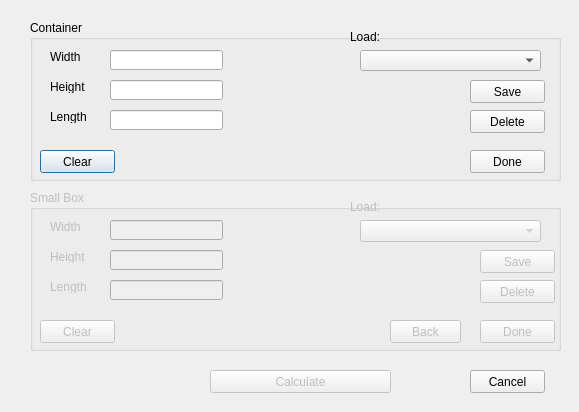
First picture: the form in ScottTanner-411-group-project-6bc7b8fa6bbe/BestBoxStackingConsole/BestBoxStackingConsole/OneSizedSmallBoxes.ui, repository ScottTanner/411-Group-Project, before the edit.
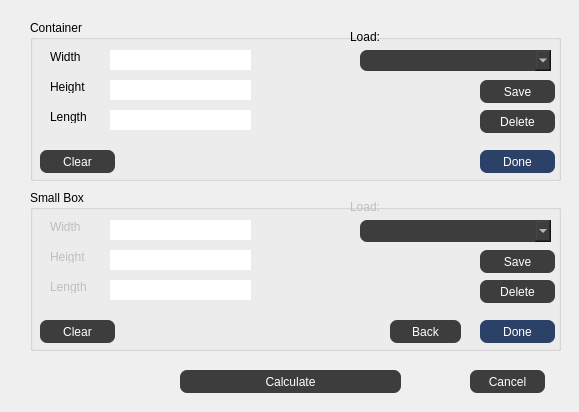
Second picture: the form after the edit. Icons and pictures are not drawn.

Diff of the .ui file:
```diff
--- a/ScottTanner-411-group-project-6bc7b8fa6bbe/BestBoxStackingConsole/BestBoxStackingConsole/OneSizedSmallBoxes.ui
+++ b/ScottTanner-411-group-project-6bc7b8fa6bbe/BestBoxStackingConsole/BestBoxStackingConsole/OneSizedSmallBoxes.ui
@@ -21,6 +21,130 @@
     <normalon>Untitled-4.ico</normalon>
    </iconset>
   </property>
+  <property name="styleSheet">
+   <string notr="true">QDialog{
+
+}
+
+QMenuBar{
+background-color:#1d1d1d;
+padding:5px;
+	font: 12pt &quot;MS Shell Dlg 2&quot;;
+}
+
+QMenuBar::item{
+background-color:#1d1d1d;
+color:#fff;
+padding:5px;
+
+}
+
+QMenu{
+color:#fff;
+padding:0;
+}
+
+QMenu::item:selected{
+color:#fff;
+background-color:#00aba9;
+}
+
+QTableWidget{
+background-color:#3d3d3d;
+color:#fff;
+  selection-background-color: #da532c;
+border:solid;
+border-width:3px;
+border-color:#da532c;
+}
+QHeaderView::section{
+background-color:qlineargradient(spread:pad, x1:0, y1:0, x2:1, y2:0, stop:0 rgba(20, 158, 217, 255), stop:1 rgba(36, 158, 217, 255));
+border:none;
+border-top-style:solid;
+border-width:1px;
+border-top-color:qlineargradient(spread:pad, x1:0, y1:0, x2:1, y2:0, stop:0 rgba(20, 158, 217, 255), stop:1 rgba(36, 158, 217, 255));
+color:#fff;
+
+}
+QHeaderView{
+background-color:qlineargradient(spread:pad, x1:0, y1:0, x2:1, y2:0, stop:0 rgba(20, 158, 217, 255), stop:1 rgba(36, 158, 217, 255));
+
+border:none;
+border-top-style:solid;
+border-width:1px;
+border-top-color:#149ED9;
+color:#fff;
+	font: 75 12pt &quot;Calibri&quot;;
+}
+
+QTableCornerButton::section{
+border:none;
+background-color:#149ED9;
+}
+
+QListWidget{
+background-color:#3d3d3d;
+color:#fff;
+}
+
+QMenu{
+background-color:#3d3d3d;
+}
+QStatusBar{
+background-color:#7e3878;
+color:#fff;
+}
+QComboBox
+{
+border-style:solid;
+
+background-color:#3d3d3d;
+color:#fff;
+border-radius:7px;
+}
+QPushButton{
+border-style:solid;
+
+background-color:#3d3d3d;
+color:#fff;
+border-radius:7px;
+}
+QPushButton:hover{
+color:#ccc;
+	background-color: qlineargradient(spread:pad, x1:0.517, y1:0, x2:0.517, y2:1, stop:0 rgba(45, 45, 45, 255), stop:0.505682 rgba(45, 45, 45, 255), stop:1 rgba(29, 29, 29, 255));
+	border-color:#2d89ef;
+border-width:2px;
+}
+
+QPushButton:pressed{
+background-color: qlineargradient(spread:pad, x1:0.517, y1:0, x2:0.517, y2:1, stop:0 rgba(29, 29, 29, 255), stop:0.505682 rgba(45, 45, 45, 255), stop:1 rgba(29, 29, 29, 255));
+}
+
+
+QTabWidget::tab{
+background-color:#3d3d3d;
+}
+
+QLineEdit{
+border-radius:0;
+}
+
+QProgressBar{
+border-radius:0;
+text-align:center;
+color:#fff;
+background-color:transparent;
+border: 2px solid #e3a21a;
+border-radius:7px;
+	font: 75 12pt &quot;Open Sans&quot;;
+
+}
+
+QProgressBar::chunk{
+background-color:#2d89ef;
+width:20px;
+}</string>
+  </property>
   <widget class="QGroupBox" name="groupBox_Container">
    <property name="enabled">
     <bool>true</bool>
@@ -54,7 +178,7 @@
      <rect>
       <x>80</x>
       <y>30</y>
-      <width>113</width>
+      <width>141</width>
       <height>20</height>
      </rect>
     </property>
@@ -77,7 +201,7 @@
      <rect>
       <x>80</x>
       <y>60</y>
-      <width>113</width>
+      <width>141</width>
       <height>20</height>
      </rect>
     </property>
@@ -100,7 +224,7 @@
      <rect>
       <x>80</x>
       <y>90</y>
-      <width>113</width>
+      <width>141</width>
       <height>20</height>
      </rect>
     </property>
@@ -110,7 +234,7 @@
      <rect>
       <x>330</x>
       <y>30</y>
-      <width>181</width>
+      <width>191</width>
       <height>21</height>
      </rect>
     </property>
@@ -118,7 +242,7 @@
    <widget class="QPushButton" name="pushButton_ContainerSave">
     <property name="geometry">
      <rect>
-      <x>440</x>
+      <x>450</x>
       <y>60</y>
       <width>75</width>
       <height>23</height>
@@ -160,12 +284,21 @@
    <widget class="QPushButton" name="pushButton_Done">
     <property name="geometry">
      <rect>
-      <x>440</x>
+      <x>450</x>
       <y>130</y>
       <width>75</width>
       <height>23</height>
      </rect>
     </property>
+    <property name="styleSheet">
+     <string notr="true">QPushButton{
+border-style:solid;
+
+background-color:#2C4167;
+color:#fff;
+border-radius:7px;
+}</string>
+    </property>
     <property name="text">
      <string>Done</string>
     </property>
@@ -173,7 +306,7 @@
    <widget class="QPushButton" name="pushButton_DeleteCon">
     <property name="geometry">
      <rect>
-      <x>440</x>
+      <x>450</x>
       <y>90</y>
       <width>75</width>
       <height>23</height>
@@ -186,7 +319,7 @@
   </widget>
   <widget class="QGroupBox" name="groupBox_SmallBox">
    <property name="enabled">
-    <bool>false</bool>
+    <bool>true</bool>
    </property>
    <property name="geometry">
     <rect>
@@ -196,6 +329,130 @@
      <height>161</height>
     </rect>
    </property>
+   <property name="styleSheet">
+    <string notr="true">QDialog{
+
+}
+
+QMenuBar{
+background-color:#1d1d1d;
+padding:5px;
+	font: 12pt &quot;MS Shell Dlg 2&quot;;
+}
+
+QMenuBar::item{
+background-color:#1d1d1d;
+color:#fff;
+padding:5px;
+
+}
+
+QMenu{
+color:#fff;
+padding:0;
+}
+
+QMenu::item:selected{
+color:#fff;
+background-color:#00aba9;
+}
+
+QTableWidget{
+background-color:#3d3d3d;
+color:#fff;
+  selection-background-color: #da532c;
+border:solid;
+border-width:3px;
+border-color:#da532c;
+}
+QHeaderView::section{
+background-color:qlineargradient(spread:pad, x1:0, y1:0, x2:1, y2:0, stop:0 rgba(20, 158, 217, 255), stop:1 rgba(36, 158, 217, 255));
+border:none;
+border-top-style:solid;
+border-width:1px;
+border-top-color:qlineargradient(spread:pad, x1:0, y1:0, x2:1, y2:0, stop:0 rgba(20, 158, 217, 255), stop:1 rgba(36, 158, 217, 255));
+color:#fff;
+
+}
+QHeaderView{
+background-color:qlineargradient(spread:pad, x1:0, y1:0, x2:1, y2:0, stop:0 rgba(20, 158, 217, 255), stop:1 rgba(36, 158, 217, 255));
+
+border:none;
+border-top-style:solid;
+border-width:1px;
+border-top-color:#149ED9;
+color:#fff;
+	font: 75 12pt &quot;Calibri&quot;;
+}
+
+QTableCornerButton::section{
+border:none;
+background-color:#149ED9;
+}
+
+QListWidget{
+background-color:#3d3d3d;
+color:#fff;
+}
+
+QMenu{
+background-color:#3d3d3d;
+}
+QStatusBar{
+background-color:#7e3878;
+color:#fff;
+}
+QComboBox
+{
+border-style:solid;
+
+background-color:#3d3d3d;
+color:#fff;
+border-radius:7px;
+}
+QPushButton{
+border-style:solid;
+
+background-color:#3d3d3d;
+color:#fff;
+border-radius:7px;
+}
+QPushButton:hover{
+color:#ccc;
+	background-color: qlineargradient(spread:pad, x1:0.517, y1:0, x2:0.517, y2:1, stop:0 rgba(45, 45, 45, 255), stop:0.505682 rgba(45, 45, 45, 255), stop:1 rgba(29, 29, 29, 255));
+	border-color:#2d89ef;
+border-width:2px;
+}
+
+QPushButton:pressed{
+background-color: qlineargradient(spread:pad, x1:0.517, y1:0, x2:0.517, y2:1, stop:0 rgba(29, 29, 29, 255), stop:0.505682 rgba(45, 45, 45, 255), stop:1 rgba(29, 29, 29, 255));
+}
+
+
+QTabWidget::tab{
+background-color:#3d3d3d;
+}
+
+QLineEdit{
+border-radius:0;
+}
+
+QProgressBar{
+border-radius:0;
+text-align:center;
+color:#fff;
+background-color:transparent;
+border: 2px solid #e3a21a;
+border-radius:7px;
+	font: 75 12pt &quot;Open Sans&quot;;
+
+}
+
+QProgressBar::chunk{
+background-color:#2d89ef;
+width:20px;
+}</string>
+   </property>
    <property name="title">
     <string>Small Box</string>
    </property>
@@ -223,7 +480,7 @@
      <rect>
       <x>80</x>
       <y>30</y>
-      <width>113</width>
+      <width>141</width>
       <height>20</height>
      </rect>
     </property>
@@ -252,7 +509,7 @@
      <rect>
       <x>80</x>
       <y>60</y>
-      <width>113</width>
+      <width>141</width>
       <height>20</height>
      </rect>
     </property>
@@ -281,7 +538,7 @@
      <rect>
       <x>80</x>
       <y>90</y>
-      <width>113</width>
+      <width>141</width>
       <height>20</height>
      </rect>
     </property>
@@ -294,7 +551,7 @@
      <rect>
       <x>330</x>
       <y>30</y>
-      <width>181</width>
+      <width>191</width>
       <height>22</height>
      </rect>
     </property>
@@ -359,6 +616,15 @@
       <height>23</height>
      </rect>
     </property>
+    <property name="styleSheet">
+     <string notr="true">QPushButton{
+border-style:solid;
+
+background-color:#2C4167;
+color:#fff;
+border-radius:7px;
+}</string>
+    </property>
     <property name="text">
      <string>Done</string>
     </property>
@@ -402,12 +668,21 @@
    </property>
    <property name="geometry">
     <rect>
-     <x>210</x>
+     <x>180</x>
      <y>370</y>
-     <width>181</width>
+     <width>221</width>
      <height>23</height>
     </rect>
    </property>
+   <property name="styleSheet">
+    <string notr="true">QPushButton{
+border-style:solid;
+
+background-color:#3d3d3d;
+color:#fff;
+border-radius:7px;
+}</string>
+   </property>
    <property name="text">
     <string>Calculate</string>
    </property>
```
